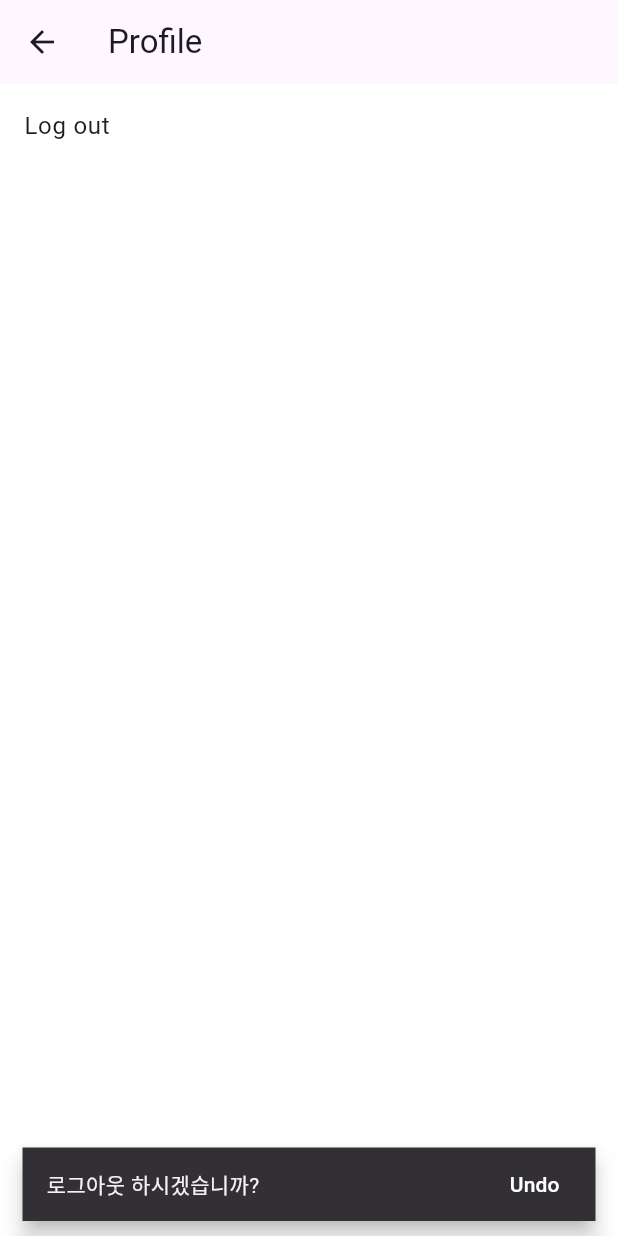
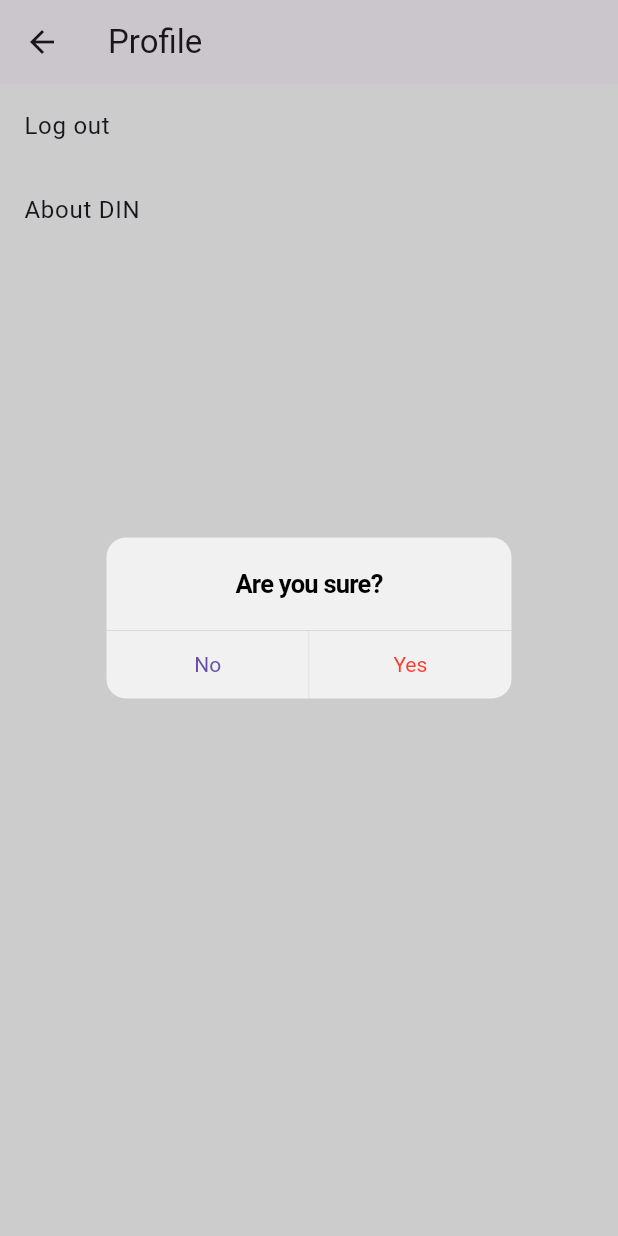
Before and after one commit to shinung-han/din, a Flutter app: the ProfileScreen screen opened directly, after a tap on "Log out", on a phone screen of 412 x 824 dp. Run offline on Flutter 3.47's test engine with Material 2 defaults, Android fonts, the light colour scheme and no system bars; our stand-ins replace firebase_auth, firebase_core, flutter_riverpod, font_awesome_flutter, go_router; accounts and stored records are empty.

Commit message:
로그아웃 로직 구현

```diff
--- a/lib/profile_screen.dart
+++ b/lib/profile_screen.dart
@@ -1,23 +1,17 @@
-import 'package:din/authentication/log_in_screen.dart';
+import 'package:din/repos/authentication_repo.dart';
+import 'package:flutter/cupertino.dart';
 import 'package:flutter/material.dart';
+import 'package:flutter_riverpod/flutter_riverpod.dart';
+import 'package:go_router/go_router.dart';
 
-class ProfileScreen extends StatefulWidget {
+class ProfileScreen extends ConsumerStatefulWidget {
   const ProfileScreen({super.key});
 
   @override
-  State<ProfileScreen> createState() => _ProfileScreenState();
+  ConsumerState<ProfileScreen> createState() => _ProfileScreenState();
 }
 
-class _ProfileScreenState extends State<ProfileScreen> {
-  void _onLogOutTap() {
-    Navigator.push(
-      context,
-      MaterialPageRoute(
-        builder: (context) => const LoginScreen(),
-      ),
-    );
-  }
-
+class _ProfileScreenState extends ConsumerState<ProfileScreen> {
   @override
   Widget build(BuildContext context) {
     return Scaffold(
@@ -28,28 +22,40 @@ class _ProfileScreenState extends State<ProfileScreen> {
             ListTile(
               title: const Text('Log out'),
               onTap: () {
-                ScaffoldMessenger.of(context).showSnackBar(
-                  SnackBar(
-                    content: const Text('로그아웃 하시겠습니까?'),
-                    // backgroundColor: Colors.teal,
-                    // duration: const Duration(milliseconds: 1000),
-                    behavior: SnackBarBehavior.floating,
-                    action: SnackBarAction(
-                      label: 'Undo',
-                      textColor: Colors.white,
-                      onPressed: () => print('Pressed'),
-                    ),
-                    shape: const RoundedRectangleBorder(
-                        // borderRadius: BorderRadius.circular(20),
-                        // side: const BorderSide(
-                        //   color: Colors.red,
-                        //   width: 2,
-                        // ),
+                showCupertinoDialog(
+                  context: context,
+                  builder: (context) => CupertinoAlertDialog(
+                    title: const Text('Are you sure?'),
+                    // content: const Text("Please dont go"),
+                    actions: [
+                      CupertinoDialogAction(
+                        child: const Text(
+                          'No',
+                          style: TextStyle(
+                            fontSize: 14,
+                          ),
                         ),
+                        onPressed: () => Navigator.of(context).pop(),
+                      ),
+                      CupertinoDialogAction(
+                        isDestructiveAction: true,
+                        child: const Text(
+                          'Yes',
+                          style: TextStyle(
+                            fontSize: 14,
+                          ),
+                        ),
+                        onPressed: () {
+                          ref.read(authRepo).signOut();
+                          context.go('/');
+                        },
+                      ),
+                    ],
                   ),
                 );
               },
             ),
+            const AboutListTile(),
           ],
         ),
       ),
--- a/lib/router.dart
+++ b/lib/router.dart
@@ -6,6 +6,8 @@ import 'package:flutter_riverpod/flutter_riverpod.dart';
 import 'package:go_router/go_router.dart';
 
 final routerProvider = Provider((ref) {
+  ref.watch(authStateStream);
+
   return GoRouter(
     initialLocation: LoginScreen.routeURL,
     redirect: (context, state) {
```
Also changed, not shown: lib/repos/authentication_repo.dart (+11 -0 lines).
